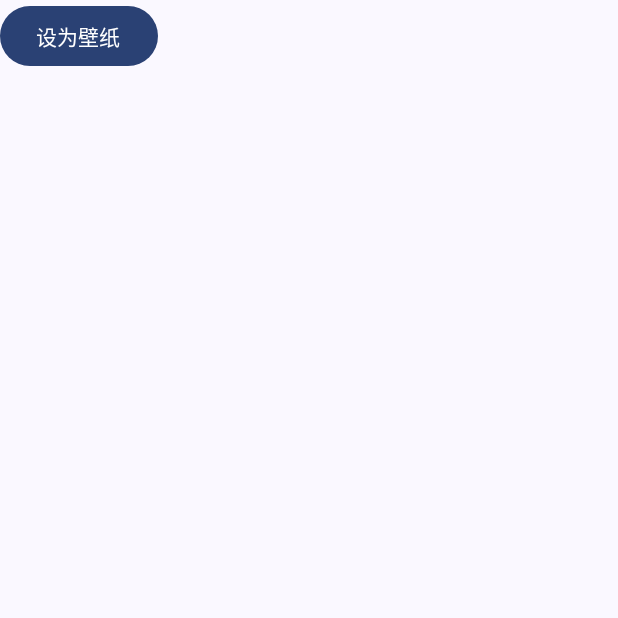
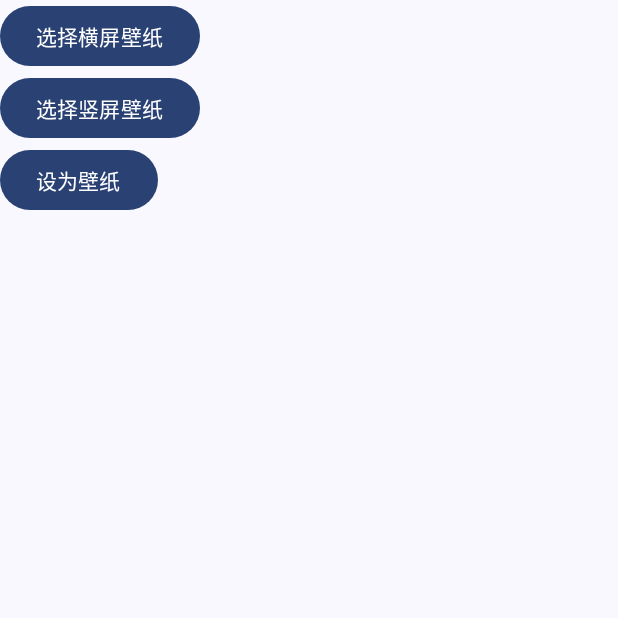
Before and after one commit to zerofancy/APadWallPaper, an Android app built with Jetpack Compose: the screen it shows after launch (MainActivity), after a tap on "设为壁纸", on a phone screen of 412 x 824 dp, the top half of it. Run offline under Robolectric (Android 15) with nearby library versions, the phone set to English and light mode, and no system bars; libraries missing offline, so code that uses them is left out: com.tencent.mmkv; 1 statement that could not run was skipped.

Commit message:
feat: 添加MMKV支持并重构主界面布局
scope: MainActivity,MyApplication,gradle配置

- 新增MyApplication初始化MMKV
- 主界面布局由Box改为Column并添加新按钮
- 更新gradle配置添加MMKV依赖
- 修改AndroidManifest注册Application

```diff
--- a/app/build.gradle.kts
+++ b/app/build.gradle.kts
@@ -51,6 +51,7 @@ dependencies {
     implementation(libs.androidx.material3)
 
     implementation(libs.glide)
+    implementation(libs.mmkv)
 
     testImplementation(libs.junit)
     androidTestImplementation(libs.androidx.junit)
--- a/app/src/main/AndroidManifest.xml
+++ b/app/src/main/AndroidManifest.xml
@@ -11,11 +11,11 @@
         android:roundIcon="@mipmap/ic_launcher_round"
         android:supportsRtl="true"
         android:theme="@style/Theme.APadWallparper"
-        tools:targetApi="31">
+        tools:targetApi="31"
+        android:name=".MyApplication">
         <activity
             android:name=".MainActivity"
             android:exported="true"
-            android:label="@string/app_name"
             android:theme="@style/Theme.APadWallparper">
             <intent-filter>
                 <action android:name="android.intent.action.MAIN" />
--- a/app/src/main/java/top/ntutn/apadwallparper/MainActivity.kt
+++ b/app/src/main/java/top/ntutn/apadwallparper/MainActivity.kt
@@ -7,7 +7,7 @@ import androidx.activity.ComponentActivity
 import androidx.activity.compose.setContent
 import androidx.activity.enableEdgeToEdge
 import androidx.activity.result.contract.ActivityResultContracts
-import androidx.compose.foundation.layout.Box
+import androidx.compose.foundation.layout.Column
 import androidx.compose.foundation.layout.fillMaxSize
 import androidx.compose.foundation.layout.padding
 import androidx.compose.material3.Button
@@ -29,12 +29,23 @@ class MainActivity : ComponentActivity() {
         setContent {
             APadWallparperTheme {
                 Scaffold(modifier = Modifier.fillMaxSize()) { innerPadding ->
-                    Box(
+                    Column (
                         modifier = Modifier.padding(innerPadding)
                     ) {
                         Button(onClick = {
+
+                        }) {
+                            Text("选择横屏壁纸")
+                        }
+                        Button(onClick = {
+
+                        }) {
+                            Text("选择竖屏壁纸")
+                        }
+                        Button(onClick = {
                             val intent = Intent()
                             intent.action = WallpaperManager.ACTION_LIVE_WALLPAPER_CHOOSER
+                            intent.addFlags(Intent.FLAG_ACTIVITY_NEW_TASK)
                             launcher.launch(intent)
                         }) {
                             Text("设为壁纸")
--- /dev/null
+++ b/app/src/main/java/top/ntutn/apadwallparper/MyApplication.kt
@@ -0,0 +1,11 @@
+package top.ntutn.apadwallparper
+
+import android.app.Application
+import com.tencent.mmkv.MMKV
+
+class MyApplication: Application() {
+    override fun onCreate() {
+        super.onCreate()
+        MMKV.initialize(this)
+    }
+}
--- a/gradle/libs.versions.toml
+++ b/gradle/libs.versions.toml
@@ -9,6 +9,7 @@ espressoCore = "3.6.1"
 lifecycleRuntimeKtx = "2.8.7"
 activityCompose = "1.10.1"
 composeBom = "2025.04.00"
+mmkv = "2.1.0"
 
 [libraries]
 androidx-core-ktx = { group = "androidx.core", name = "core-ktx", version.ref = "coreKtx" }
@@ -26,6 +27,7 @@ androidx-ui-tooling-preview = { group = "androidx.compose.ui", name = "ui-toolin
 androidx-ui-test-manifest = { group = "androidx.compose.ui", name = "ui-test-manifest" }
 androidx-ui-test-junit4 = { group = "androidx.compose.ui", name = "ui-test-junit4" }
 androidx-material3 = { group = "androidx.compose.material3", name = "material3" }
+mmkv = { module = "com.tencent:mmkv", version.ref = "mmkv" }
 
 [plugins]
 android-application = { id = "com.android.application", version.ref = "agp" }
```
